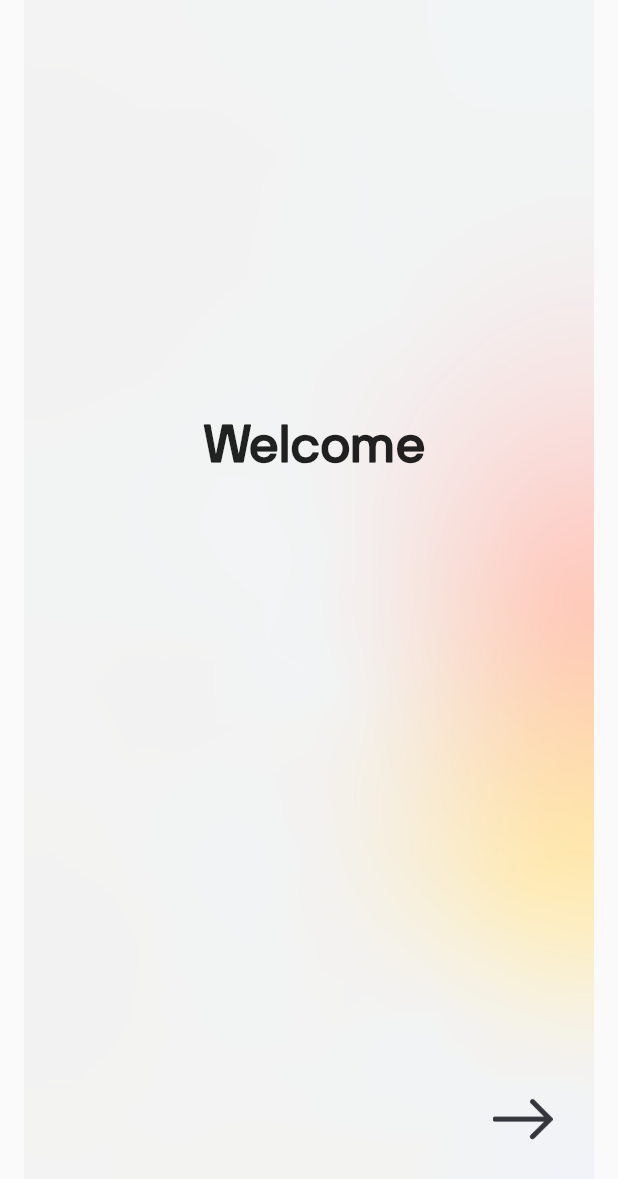
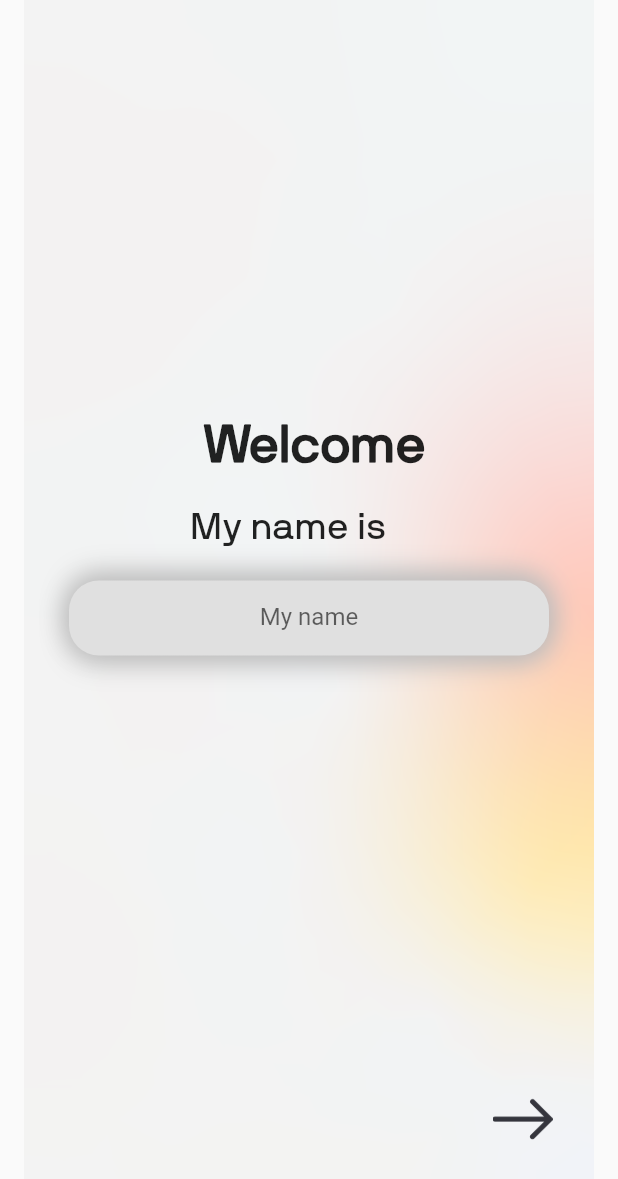
Before and after one commit to nohack11/sphere-app, a Flutter app: the screen it shows after launch, after a tap on "LOGIN", on a phone screen of 412 x 824 dp. Shown: the top 1179 px of the screen. Run offline on Flutter 3.47's test engine with Material 2 defaults, Android fonts, the phone set to English and light mode, and no system bars.

Commit message:
Minor important updates

```diff
--- a/lib/main.dart
+++ b/lib/main.dart
@@ -28,7 +28,9 @@ class _MyHomePageState extends State<MyHomePage> {
       body: Column(
         crossAxisAlignment: CrossAxisAlignment.start,
         children: <Widget>[
-        Container(
+          Flexible(
+            flex: 2,
+            child: Container(
               child: Stack(
                 children: <Widget>[
                   Container(
@@ -50,7 +52,10 @@ class _MyHomePageState extends State<MyHomePage> {
                 ],
               ),
             ),
-        Container(
+          ),
+          Flexible(
+            flex: 3,
+            child: Container(
               padding: EdgeInsets.only(top: 35.0, left: 20.0, right: 20.0),
               child: Column(
                 children: [
@@ -105,8 +110,10 @@ class _MyHomePageState extends State<MyHomePage> {
                       elevation: 7.0,
                       child: GestureDetector(
                         onTap: () {
-                      Navigator.push(context,
-                          MaterialPageRoute(builder: (context) => Welcome()));
+                          Navigator.push(
+                              context,
+                              MaterialPageRoute(
+                                  builder: (context) => Welcome()));
                         },
                         child: Center(
                           child: Text(
@@ -139,7 +146,8 @@ class _MyHomePageState extends State<MyHomePage> {
                         mainAxisAlignment: MainAxisAlignment.center,
                         children: <Widget>[
                           Center(
-                        child: ImageIcon(AssetImage('assets/img/search.png')),
+                            child:
+                                ImageIcon(AssetImage('assets/img/search.png')),
                           ),
                           SizedBox(width: 10.0),
                           Center(
@@ -157,8 +165,11 @@ class _MyHomePageState extends State<MyHomePage> {
                 ],
               ),
             ),
+          ),
           SizedBox(height: 25.0),
-        Row(
+          Flexible(
+            flex: 1,
+            child: Row(
               mainAxisAlignment: MainAxisAlignment.center,
               children: <Widget>[
                 Text(
@@ -168,8 +179,8 @@ class _MyHomePageState extends State<MyHomePage> {
                 SizedBox(width: 5.0),
                 InkWell(
                   onTap: () {
-                Navigator.push(
-                    context, MaterialPageRoute(builder: (context) => SignUp()));
+                    Navigator.push(context,
+                        MaterialPageRoute(builder: (context) => SignUp()));
                   },
                   child: Text(
                     'Sign Up',
@@ -182,8 +193,10 @@ class _MyHomePageState extends State<MyHomePage> {
                   ),
                 ),
               ],
+            ),
           )
         ],
-    ));
+      ),
+    );
   }
 }
--- a/lib/src/welcome.dart
+++ b/lib/src/welcome.dart
@@ -61,6 +61,14 @@ class _WelcomePageState extends State<WelcomePage> {
                     alignment: Alignment(0.80, 0.87),
                     child: RightArr(),
                   ),
+                  Align(
+                    child: FillBlankQ(),
+                    alignment: Alignment(-0.10, -0.15),
+                  ),
+                  Align(
+                    alignment: Alignment.center,
+                    child: FillBlank(),
+                  ),
                 ],
               ),
             ),
@@ -89,21 +97,66 @@ class RightArr extends StatelessWidget {
   }
 }
 
-class LeftArr extends StatelessWidget {
+class FillBlank extends StatelessWidget {
   @override
   Widget build(BuildContext context) {
     return Container(
-      color: Colors.cyan,
-      child: IconButton(
-        icon: Image.asset('assets/icons/left_arrow.png'),
-        iconSize: 40,
-        onPressed: () {
-          Navigator.push(
-            context,
-            MaterialPageRoute(builder: (context) => WelcomePage()),
-          );
-        },
+      height: 50,
+      width: 320,
+      decoration: BoxDecoration(
+        //border: Border.all(),
+        borderRadius: BorderRadius.all(
+          Radius.circular(20),
+        ),
+        boxShadow: [
+          BoxShadow(
+            color: Colors.grey.shade400,
+            blurRadius: 15.0,
+            offset: Offset(0.0, 4.0),
+            spreadRadius: 1.0,
+          ),
+          BoxShadow(
+            color: Colors.grey[400],
+            blurRadius: 15.0,
+            offset: Offset(0.0, -4.0),
+            spreadRadius: 1.0,
+          ),
+        ],
+        gradient: LinearGradient(
+          begin: Alignment.topRight,
+          end: Alignment.bottomLeft,
+          colors: [
+            Colors.grey[300],
+            Colors.grey[300],
+            Colors.grey[300],
+            Colors.grey[300],
+          ],
+          stops: [0.1, 0.3, 0.8, 0.9],
+        ),
+      ),
+      child: TextField(
+        textAlign: TextAlign.center,
+        decoration: InputDecoration(
+          hintText: 'My name',
+          border: InputBorder.none,
+        ),
       ),
     );
   }
 }
+
+class FillBlankQ extends StatelessWidget {
+  @override
+  Widget build(BuildContext context) {
+    return Container(
+      child: Text(
+        "My name is",
+        textAlign: TextAlign.center,
+        style: TextStyle(
+          fontSize: 25,
+          fontFamily: 'NB_International',
+        ),
+      ),
+    );
+  }
+}
```
Also changed, not shown: lib/src/register.dart (+73 -13 lines), assets/icons/right_arrow_long copy.png (deleted). Lines whose indentation alone changed are shown as unchanged.
